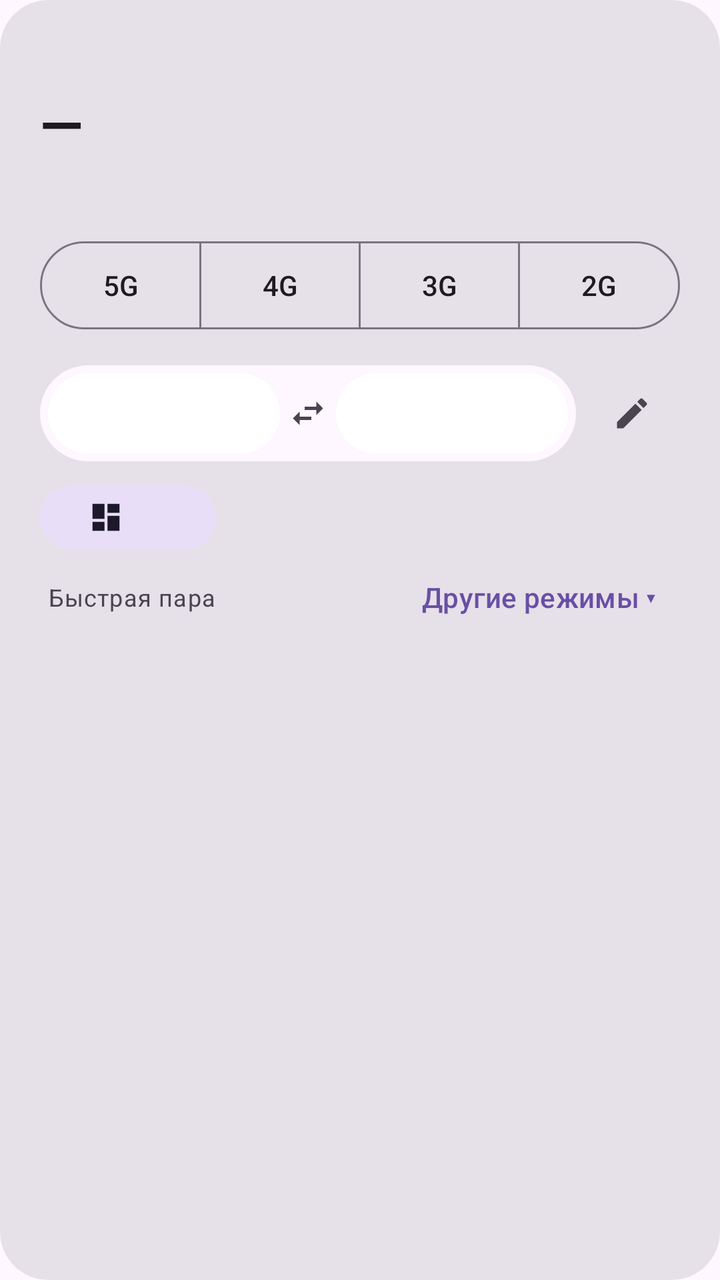
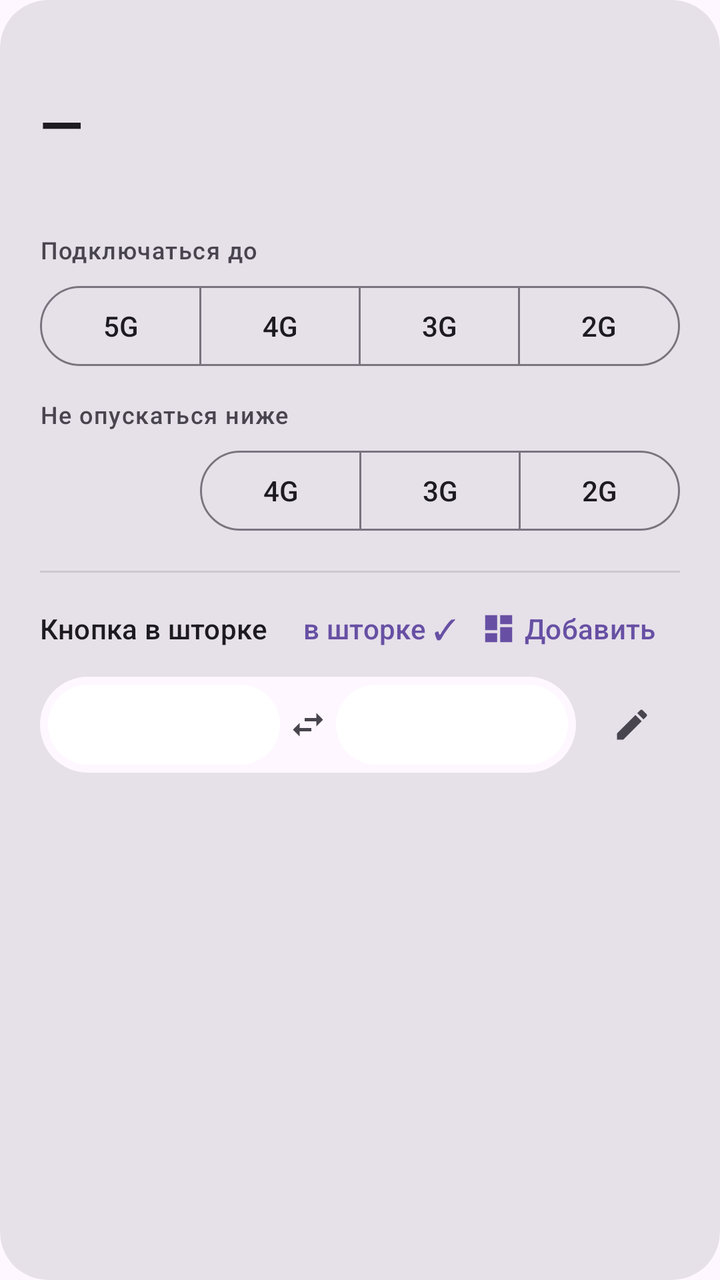

Screens rendered from an Android XML layout before and after an edit, with the pre-edit source and the edit as a unified diff.
<!-- AndroidManifest.xml: application theme Theme.NetModeSwitch -->
<!-- res/layout/item_sim.xml -->
<?xml version="1.0" encoding="utf-8"?>
<com.google.android.material.card.MaterialCardView xmlns:android="http://schemas.android.com/apk/res/android"
    xmlns:app="http://schemas.android.com/apk/res-auto"
    android:layout_width="match_parent"
    android:layout_height="wrap_content"
    android:layout_marginBottom="12dp"
    app:cardCornerRadius="24dp"
    style="@style/Widget.Material3.CardView.Filled">

    <LinearLayout
        android:layout_width="match_parent"
        android:layout_height="wrap_content"
        android:orientation="vertical"
        android:padding="20dp">

        <TextView
            android:id="@+id/simName"
            android:layout_width="match_parent"
            android:layout_height="wrap_content"
            android:textAppearance="?attr/textAppearanceLabelLarge"
            android:alpha="0.7" />

        <TextView
            android:id="@+id/mode"
            android:layout_width="match_parent"
            android:layout_height="wrap_content"
            android:layout_marginTop="4dp"
            android:text="@string/unknown"
            android:textAppearance="?attr/textAppearanceHeadlineMedium"
            android:textStyle="bold" />

        <TextView
            android:id="@+id/detail"
            android:layout_width="match_parent"
            android:layout_height="wrap_content"
            android:layout_marginTop="4dp"
            android:textAppearance="?attr/textAppearanceBodySmall"
            android:textColor="?attr/colorOnSurfaceVariant" />

        <com.google.android.material.button.MaterialButtonToggleGroup
            android:id="@+id/modeGroup"
            android:layout_width="match_parent"
            android:layout_height="wrap_content"
            android:layout_marginTop="16dp"
            app:singleSelection="true"
            app:selectionRequired="true">

            <com.google.android.material.button.MaterialButton
                android:id="@+id/btn5g"
                style="?attr/materialButtonOutlinedStyle"
                android:layout_width="0dp"
                android:layout_weight="1"
                android:layout_height="52dp"
                android:text="@string/mode_5g_short" />

            <com.google.android.material.button.MaterialButton
                android:id="@+id/btnFull"
                style="?attr/materialButtonOutlinedStyle"
                android:layout_width="0dp"
                android:layout_weight="1"
                android:layout_height="52dp"
                android:text="@string/mode_4g_short" />

            <com.google.android.material.button.MaterialButton
                android:id="@+id/btn3g"
                style="?attr/materialButtonOutlinedStyle"
                android:layout_width="0dp"
                android:layout_weight="1"
                android:layout_height="52dp"
                android:text="@string/mode_3g_short" />

            <com.google.android.material.button.MaterialButton
                android:id="@+id/btn2g"
                style="?attr/materialButtonOutlinedStyle"
                android:layout_width="0dp"
                android:layout_weight="1"
                android:layout_height="52dp"
                android:text="@string/mode_2g" />
        </com.google.android.material.button.MaterialButtonToggleGroup>

        
        <LinearLayout
            android:layout_width="match_parent"
            android:layout_height="wrap_content"
            android:layout_marginTop="14dp"
            android:gravity="center_vertical"
            android:orientation="horizontal">

            <LinearLayout
                android:id="@+id/toggle"
                android:layout_width="0dp"
                android:layout_height="48dp"
                android:layout_weight="1"
                android:background="@drawable/bg_pair"
                android:backgroundTint="?attr/colorSurface"
                android:clickable="true"
                android:focusable="true"
                android:foreground="?attr/selectableItemBackground"
                android:gravity="center_vertical"
                android:orientation="horizontal"
                android:padding="4dp">

                <TextView
                    android:id="@+id/pairFirst"
                    android:layout_width="0dp"
                    android:layout_height="match_parent"
                    android:layout_weight="1"
                    android:background="@drawable/bg_pair_on"
                    android:ellipsize="end"
                    android:gravity="center"
                    android:maxLines="1"
                    android:textAppearance="?attr/textAppearanceTitleSmall" />

                <ImageView
                    android:id="@+id/pairIcon"
                    android:layout_width="20dp"
                    android:layout_height="20dp"
                    android:layout_marginHorizontal="4dp"
                    android:importantForAccessibility="no"
                    android:src="@drawable/ic_swap"
                    app:tint="?attr/colorOnSurfaceVariant" />

                <TextView
                    android:id="@+id/pairSecond"
                    android:layout_width="0dp"
                    android:layout_height="match_parent"
                    android:layout_weight="1"
                    android:background="@drawable/bg_pair_on"
                    android:ellipsize="end"
                    android:gravity="center"
                    android:maxLines="1"
                    android:textAppearance="?attr/textAppearanceTitleSmall" />
            </LinearLayout>

            <com.google.android.material.button.MaterialButton
                android:id="@+id/pairEdit"
                style="@style/Widget.Material3.Button.IconButton"
                android:layout_width="48dp"
                android:layout_height="48dp"
                android:layout_marginStart="4dp"
                android:contentDescription="@string/pair_menu"
                app:icon="@drawable/ic_edit"
                app:iconTint="?attr/colorOnSurfaceVariant" />
        </LinearLayout>

        
        <com.google.android.material.button.MaterialButton
            android:id="@+id/pairAdd"
            style="@style/Widget.Material3.Button.TonalButton"
            android:layout_width="wrap_content"
            android:layout_height="wrap_content"
            android:layout_marginTop="8dp"
            android:minHeight="40dp"
            app:icon="@drawable/ic_a_tiles"
            app:iconSize="18dp" />

        <LinearLayout
            android:layout_width="match_parent"
            android:layout_height="wrap_content"
            android:gravity="center_vertical"
            android:orientation="horizontal">

            <TextView
                android:id="@+id/pairHint"
                android:layout_width="0dp"
                android:layout_height="wrap_content"
                android:layout_weight="1"
                android:layout_marginStart="4dp"
                android:text="@string/pair_hint"
                android:textAppearance="?attr/textAppearanceBodySmall"
                android:textColor="?attr/colorOnSurfaceVariant" />

            
            <com.google.android.material.button.MaterialButton
                android:id="@+id/more"
                style="@style/Widget.Material3.Button.TextButton"
                android:layout_width="wrap_content"
                android:layout_height="wrap_content"
                android:minHeight="40dp"
                android:text="@string/more_modes" />
        </LinearLayout>
    </LinearLayout>
</com.google.android.material.card.MaterialCardView>
<!-- resources referenced by this layout -->
<resources>
  <!-- drawable bg_pair (drawable) -->
  <?xml version="1.0" encoding="utf-8"?>
  <shape xmlns:android="http://schemas.android.com/apk/res/android" android:shape="rectangle">
      <corners android:radius="24dp" />
      <solid android:color="@android:color/white" />
  </shape>
  <!-- drawable bg_pair_on (drawable) -->
  <?xml version="1.0" encoding="utf-8"?>
  <shape xmlns:android="http://schemas.android.com/apk/res/android" android:shape="rectangle">
      <corners android:radius="20dp" />
      <solid android:color="@android:color/white" />
  </shape>
  <!-- drawable ic_a_tiles (drawable) -->
  <vector xmlns:android="http://schemas.android.com/apk/res/android"
      android:width="24dp"
      android:height="24dp"
      android:tint="?attr/colorControlNormal"
      android:viewportWidth="24"
      android:viewportHeight="24">
      <path android:fillColor="@android:color/white" android:pathData="M3,13h8V3H3v10zM3,21h8v-6H3v6zM13,21h8V11h-8v10zM13,3v6h8V3h-8z" />
  </vector>
  <!-- drawable ic_edit (drawable) -->
  <vector xmlns:android="http://schemas.android.com/apk/res/android"
      android:width="24dp" android:height="24dp"
      android:viewportWidth="24" android:viewportHeight="24">
      <path android:fillColor="@android:color/white"
          android:pathData="M3,17.25V21h3.75L17.81,9.94l-3.75,-3.75L3,17.25zM20.71,7.04c0.39,-0.39 0.39,-1.02 0,-1.41l-2.34,-2.34c-0.39,-0.39 -1.02,-0.39 -1.41,0l-1.83,1.83 3.75,3.75 1.83,-1.83z" />
  </vector>
  <!-- drawable ic_swap (drawable) -->
  <vector xmlns:android="http://schemas.android.com/apk/res/android"
      android:width="24dp" android:height="24dp"
      android:viewportWidth="24" android:viewportHeight="24">
      <path android:fillColor="@android:color/white"
          android:pathData="M6.99,11L3,15l3.99,4v-3H14v-2H6.99v-3zM21,9l-3.99,-4v3H10v2h7.01v3L21,9z" />
  </vector>
  <string name="mode_2g">2G</string>
  <string name="mode_3g_short">3G</string>
  <string name="mode_4g_short">4G</string>
  <string name="mode_5g_short">5G</string>
  <string name="more_modes">Другие режимы ▾</string>
  <string name="pair_hint">Быстрая пара</string>
  <string name="pair_menu">Быстрая пара…</string>
  <string name="unknown">—</string>
  <style name="Theme.NetModeSwitch" parent="Theme.Material3.DayNight.NoActionBar">
          <item name="android:statusBarColor">?attr/colorSurface</item>
          <item name="android:navigationBarColor">?attr/colorSurface</item>
          
          <item name="android:windowLightStatusBar">true</item>
          <item name="android:windowLightNavigationBar">true</item>
      </style>
</resources>

<!-- the commit's change to res/layout/item_sim.xml (unified diff, before → after) -->
@@ -37,52 +37,157 @@
             android:textAppearance="?attr/textAppearanceBodySmall"
             android:textColor="?attr/colorOnSurfaceVariant" />
 
+        
+        <TextView
+            android:layout_width="match_parent"
+            android:layout_height="wrap_content"
+            android:layout_marginTop="16dp"
+            android:text="@string/range_top"
+            android:textAppearance="?attr/textAppearanceLabelMedium"
+            android:textColor="?attr/colorOnSurfaceVariant" />
+
         <com.google.android.material.button.MaterialButtonToggleGroup
-            android:id="@+id/modeGroup"
-            android:layout_width="match_parent"
-            android:layout_height="wrap_content"
-            android:layout_marginTop="16dp"
+            android:id="@+id/topGroup"
+            android:layout_width="match_parent"
+            android:layout_height="wrap_content"
+            android:layout_marginTop="6dp"
             app:singleSelection="true"
             app:selectionRequired="true">
 
             <com.google.android.material.button.MaterialButton
-                android:id="@+id/btn5g"
-                style="?attr/materialButtonOutlinedStyle"
-                android:layout_width="0dp"
-                android:layout_weight="1"
-                android:layout_height="52dp"
+                android:id="@+id/top5"
+                style="?attr/materialButtonOutlinedStyle"
+                android:layout_width="0dp"
+                android:layout_weight="1"
+                android:layout_height="48dp"
                 android:text="@string/mode_5g_short" />
 
             <com.google.android.material.button.MaterialButton
-                android:id="@+id/btnFull"
-                style="?attr/materialButtonOutlinedStyle"
-                android:layout_width="0dp"
-                android:layout_weight="1"
-                android:layout_height="52dp"
+                android:id="@+id/top4"
+                style="?attr/materialButtonOutlinedStyle"
+                android:layout_width="0dp"
+                android:layout_weight="1"
+                android:layout_height="48dp"
                 android:text="@string/mode_4g_short" />
 
             <com.google.android.material.button.MaterialButton
-                android:id="@+id/btn3g"
-                style="?attr/materialButtonOutlinedStyle"
-                android:layout_width="0dp"
-                android:layout_weight="1"
-                android:layout_height="52dp"
+                android:id="@+id/top3"
+                style="?attr/materialButtonOutlinedStyle"
+                android:layout_width="0dp"
+                android:layout_weight="1"
+                android:layout_height="48dp"
                 android:text="@string/mode_3g_short" />
 
             <com.google.android.material.button.MaterialButton
-                android:id="@+id/btn2g"
-                style="?attr/materialButtonOutlinedStyle"
-                android:layout_width="0dp"
-                android:layout_weight="1"
-                android:layout_height="52dp"
+                android:id="@+id/top2"
+                style="?attr/materialButtonOutlinedStyle"
+                android:layout_width="0dp"
+                android:layout_weight="1"
+                android:layout_height="48dp"
                 android:text="@string/mode_2g" />
         </com.google.android.material.button.MaterialButtonToggleGroup>
 
+        <TextView
+            android:layout_width="match_parent"
+            android:layout_height="wrap_content"
+            android:layout_marginTop="12dp"
+            android:text="@string/range_bottom"
+            android:textAppearance="?attr/textAppearanceLabelMedium"
+            android:textColor="?attr/colorOnSurfaceVariant" />
+
         
         <LinearLayout
             android:layout_width="match_parent"
             android:layout_height="wrap_content"
-            android:layout_marginTop="14dp"
+            android:layout_marginTop="6dp"
+            android:orientation="horizontal">
+
+            <Space
+                android:layout_width="0dp"
+                android:layout_height="0dp"
+                android:layout_weight="1" />
+
+            <com.google.android.material.button.MaterialButtonToggleGroup
+                android:id="@+id/bottomGroup"
+                android:layout_width="0dp"
+                android:layout_height="wrap_content"
+                android:layout_weight="3"
+                app:singleSelection="true"
+                app:selectionRequired="true">
+
+            <com.google.android.material.button.MaterialButton
+                android:id="@+id/bottom4"
+                style="?attr/materialButtonOutlinedStyle"
+                android:layout_width="0dp"
+                android:layout_weight="1"
+                android:layout_height="48dp"
+                android:text="@string/mode_4g_short" />
+
+            <com.google.android.material.button.MaterialButton
+                android:id="@+id/bottom3"
+                style="?attr/materialButtonOutlinedStyle"
+                android:layout_width="0dp"
+                android:layout_weight="1"
+                android:layout_height="48dp"
+                android:text="@string/mode_3g_short" />
+
+            <com.google.android.material.button.MaterialButton
+                android:id="@+id/bottom2"
+                style="?attr/materialButtonOutlinedStyle"
+                android:layout_width="0dp"
+                android:layout_weight="1"
+                android:layout_height="48dp"
+                android:text="@string/mode_2g" />
+            </com.google.android.material.button.MaterialButtonToggleGroup>
+        </LinearLayout>
+
+        <View
+            android:layout_width="match_parent"
+            android:layout_height="1dp"
+            android:layout_marginTop="16dp"
+            android:alpha="0.12"
+            android:background="?attr/colorOnSurface" />
+
+        
+        <LinearLayout
+            android:layout_width="match_parent"
+            android:layout_height="wrap_content"
+            android:layout_marginTop="8dp"
+            android:gravity="center_vertical"
+            android:minHeight="40dp"
+            android:orientation="horizontal">
+
+            <TextView
+                android:layout_width="0dp"
+                android:layout_height="wrap_content"
+                android:layout_weight="1"
+                android:text="@string/pair_block"
+                android:textAppearance="?attr/textAppearanceTitleSmall" />
+
+            <TextView
+                android:id="@+id/pairShown"
+                android:layout_width="wrap_content"
+                android:layout_height="wrap_content"
+                android:text="@string/pair_shown"
+                android:textAppearance="?attr/textAppearanceLabelLarge"
+                android:textColor="?attr/colorPrimary" />
+
+            
+            <com.google.android.material.button.MaterialButton
+                android:id="@+id/pairAdd"
+                style="@style/Widget.Material3.Button.TextButton"
+                android:layout_width="wrap_content"
+                android:layout_height="wrap_content"
+                android:minHeight="40dp"
+                android:text="@string/pair_add"
+                app:icon="@drawable/ic_a_tiles"
+                app:iconSize="18dp" />
+        </LinearLayout>
+
+        <LinearLayout
+            android:layout_width="match_parent"
+            android:layout_height="wrap_content"
+            android:layout_marginTop="4dp"
             android:gravity="center_vertical"
             android:orientation="horizontal">
 
@@ -138,46 +243,9 @@
                 android:layout_width="48dp"
                 android:layout_height="48dp"
                 android:layout_marginStart="4dp"
-                android:contentDescription="@string/pair_menu"
+                android:contentDescription="@string/pair_edit"
                 app:icon="@drawable/ic_edit"
                 app:iconTint="?attr/colorOnSurfaceVariant" />
         </LinearLayout>
-
-        
-        <com.google.android.material.button.MaterialButton
-            android:id="@+id/pairAdd"
-            style="@style/Widget.Material3.Button.TonalButton"
-            android:layout_width="wrap_content"
-            android:layout_height="wrap_content"
-            android:layout_marginTop="8dp"
-            android:minHeight="40dp"
-            app:icon="@drawable/ic_a_tiles"
-            app:iconSize="18dp" />
-
-        <LinearLayout
-            android:layout_width="match_parent"
-            android:layout_height="wrap_content"
-            android:gravity="center_vertical"
-            android:orientation="horizontal">
-
-            <TextView
-                android:id="@+id/pairHint"
-                android:layout_width="0dp"
-                android:layout_height="wrap_content"
-                android:layout_weight="1"
-                android:layout_marginStart="4dp"
-                android:text="@string/pair_hint"
-                android:textAppearance="?attr/textAppearanceBodySmall"
-                android:textColor="?attr/colorOnSurfaceVariant" />
-
-            
-            <com.google.android.material.button.MaterialButton
-                android:id="@+id/more"
-                style="@style/Widget.Material3.Button.TextButton"
-                android:layout_width="wrap_content"
-                android:layout_height="wrap_content"
-                android:minHeight="40dp"
-                android:text="@string/more_modes" />
-        </LinearLayout>
     </LinearLayout>
 </com.google.android.material.card.MaterialCardView>
<!-- resource entries referenced after the edit -->
@@ -39,9 +39,12 @@
   <string name="mode_3g_short">3G</string>
   <string name="mode_4g_short">4G</string>
   <string name="mode_5g_short">5G</string>
-  <string name="more_modes">Другие режимы ▾</string>
-  <string name="pair_hint">Быстрая пара</string>
-  <string name="pair_menu">Быстрая пара…</string>
+  <string name="pair_add">Добавить</string>
+  <string name="pair_block">Кнопка в шторке</string>
+  <string name="pair_edit">Выбрать два режима</string>
+  <string name="pair_shown">в шторке ✓</string>
+  <string name="range_bottom">Не опускаться ниже</string>
+  <string name="range_top">Подключаться до</string>
   <string name="unknown">—</string>
   <style name="Theme.NetModeSwitch" parent="Theme.Material3.DayNight.NoActionBar">
           <item name="android:statusBarColor">?attr/colorSurface</item>
